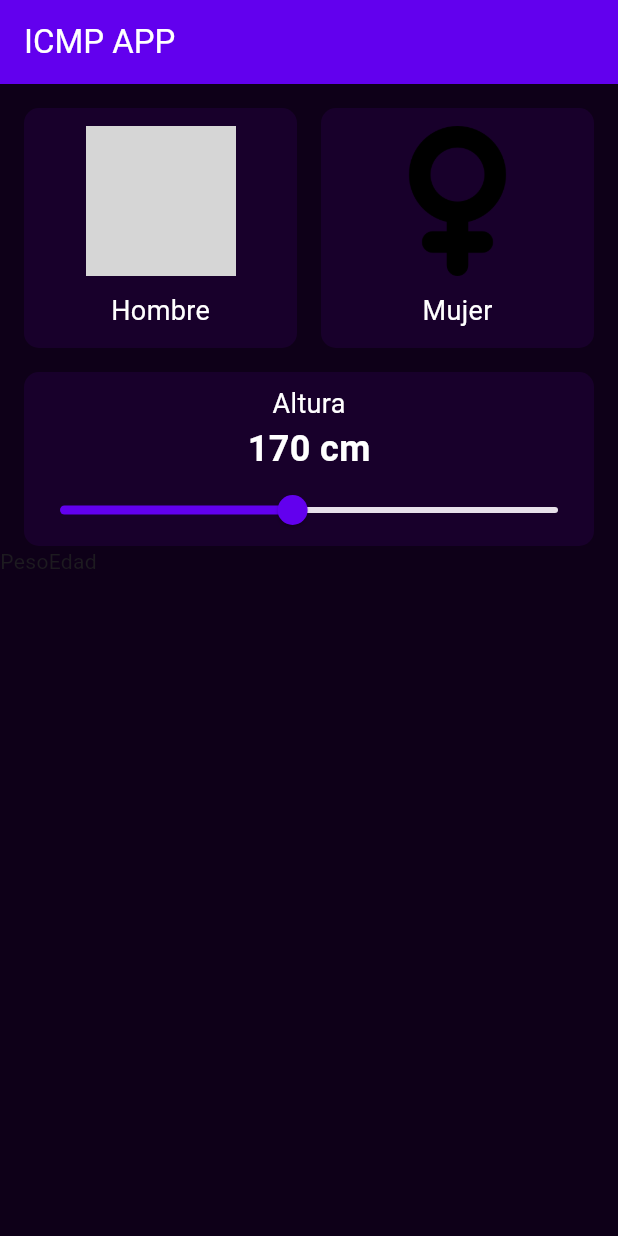
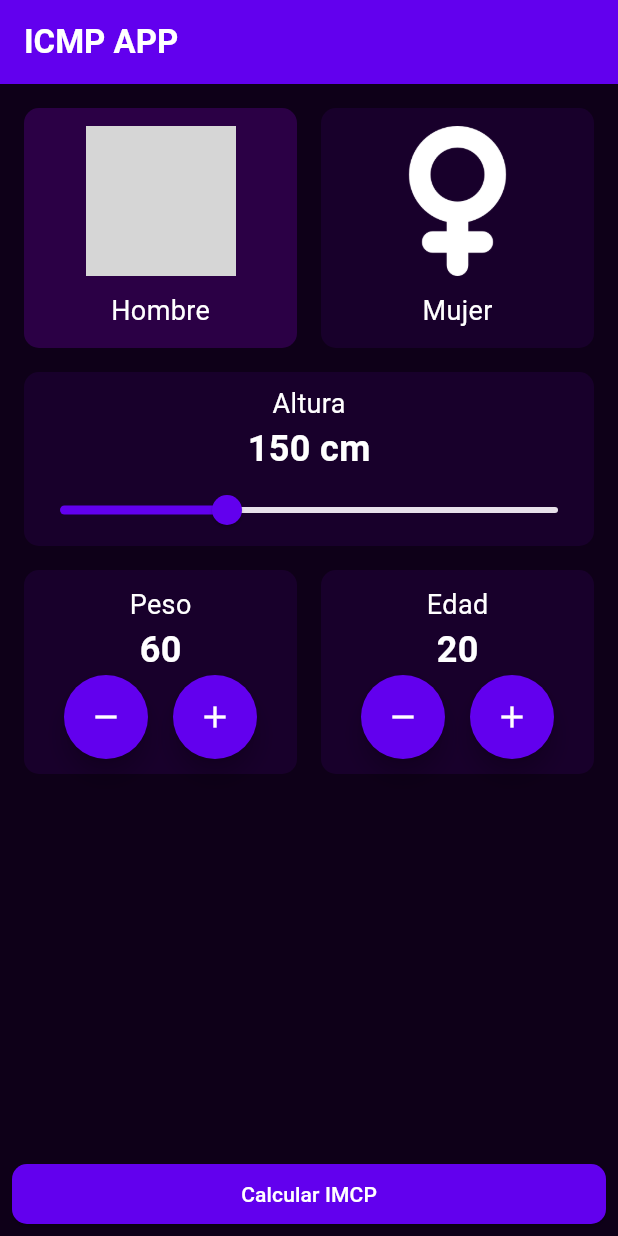
Before and after one commit to JavierMujica/Icm_App, a Flutter app: the screen it shows after launch, on a phone screen of 412 x 824 dp. Run offline on Flutter 3.47's test engine with Material 3 defaults, Android fonts, the phone set to English and light mode, and no system bars; grey boxes are pictures that could not be loaded.

Commit message:
Refactor: components to use callbacks for state management and add IMC results screen

```diff
--- a/lib/components/gender_selector.dart
+++ b/lib/components/gender_selector.dart
@@ -3,14 +3,20 @@ import 'package:icmp/core/app_colors.dart';
 import 'package:icmp/core/text_style.dart';
 
 class GenderSelector extends StatefulWidget {
-  const GenderSelector({super.key});
+  final String selectedGender;
+  final Function(String) onGenderSelected;
+
+  const GenderSelector({
+    super.key,
+    required this.selectedGender,
+    required this.onGenderSelected,
+  });
 
   @override
   State<GenderSelector> createState() => _GenderSelectorState();
 }
 
 class _GenderSelectorState extends State<GenderSelector> {
-  String? _selectedGender;
   @override
   Widget build(BuildContext context) {
     return Row(
@@ -19,9 +25,7 @@ class _GenderSelectorState extends State<GenderSelector> {
         Expanded(
           child: GestureDetector(
             onTap: () {
-              setState(() {
-                _selectedGender = "Hombre";
-              });
+              widget.onGenderSelected("Hombre");
             },
             child: Padding(
               padding: const EdgeInsets.only(
@@ -32,7 +36,7 @@ class _GenderSelectorState extends State<GenderSelector> {
               ),
               child: Container(
                 decoration: BoxDecoration(
-                  color: _selectedGender == "Hombre"
+                  color: widget.selectedGender == "Hombre"
                       ? AppColor.backgroundComponentSelected
                       : AppColor.backgroundComponent,
                   borderRadius: BorderRadius.circular(10),
@@ -41,7 +45,11 @@ class _GenderSelectorState extends State<GenderSelector> {
                   padding: const EdgeInsets.all(12),
                   child: Column(
                     children: [
-                      Image.asset("assets/images/hombre.png", height: 100),
+                      Image.asset(
+                        "assets/images/hombre.png",
+                        height: 100,
+                        color: Colors.white,
+                      ),
                       SizedBox(height: 10),
                       Text("Hombre", style: TextStyles.bodyText),
                     ],
@@ -55,9 +63,7 @@ class _GenderSelectorState extends State<GenderSelector> {
         Expanded(
           child: GestureDetector(
             onTap: () {
-              setState(() {
-                _selectedGender = "Mujer";
-              });
+              widget.onGenderSelected("Mujer");
             },
             child: Padding(
               padding: const EdgeInsets.only(
@@ -68,7 +74,7 @@ class _GenderSelectorState extends State<GenderSelector> {
               ),
               child: Container(
                 decoration: BoxDecoration(
-                  color: _selectedGender == "Mujer"
+                  color: widget.selectedGender == "Mujer"
                       ? AppColor.backgroundComponentSelected
                       : AppColor.backgroundComponent,
                   borderRadius: BorderRadius.circular(10),
@@ -77,7 +83,11 @@ class _GenderSelectorState extends State<GenderSelector> {
                   padding: const EdgeInsets.all(12),
                   child: Column(
                     children: [
-                      Image.asset("assets/images/mujer.png", height: 100),
+                      Image.asset(
+                        "assets/images/mujer.png",
+                        height: 100,
+                        color: Colors.white,
+                      ),
                       SizedBox(height: 10),
                       Text("Mujer", style: TextStyles.bodyText),
                     ],
--- a/lib/components/heigth_selector.dart
+++ b/lib/components/heigth_selector.dart
@@ -3,15 +3,20 @@ import 'package:icmp/core/app_colors.dart';
 import 'package:icmp/core/text_style.dart';
 
 class HeigthSelector extends StatefulWidget {
-  const HeigthSelector({super.key});
+  final double heigth;
+  final Function(double) onHeigthChange;
+
+  const HeigthSelector({
+    super.key,
+    required this.heigth,
+    required this.onHeigthChange,
+  });
 
   @override
   State<HeigthSelector> createState() => _HeigthSelectorState();
 }
 
 class _HeigthSelectorState extends State<HeigthSelector> {
-  double _heigth = 170;
-
   @override
   Widget build(BuildContext context) {
     return Padding(
@@ -26,7 +31,7 @@ class _HeigthSelectorState extends State<HeigthSelector> {
             SizedBox(height: 8),
             Text("Altura", style: TextStyles.bodyText),
             Text(
-              "${_heigth.toStringAsFixed(0)} cm",
+              "${widget.heigth.toStringAsFixed(0)} cm",
               style: TextStyle(
                 color: Colors.white,
                 fontSize: 24,
@@ -34,16 +39,14 @@ class _HeigthSelectorState extends State<HeigthSelector> {
               ),
             ),
             Slider(
-              value: _heigth,
-              onChanged: (value) {
-                setState(() {
-                  _heigth = value;
-                });
+              value: widget.heigth,
+              onChanged: (newHeigth) {
+                widget.onHeigthChange(newHeigth);
               },
               min: 100,
               max: 250,
               divisions: 150,
-              label: ("${_heigth.toStringAsFixed(0)}"),
+              label: (widget.heigth.toStringAsFixed(0)),
               activeColor: AppColor.primary,
             ),
           ],
--- a/lib/components/number_selector.dart
+++ b/lib/components/number_selector.dart
@@ -1,10 +1,20 @@
 import 'package:flutter/material.dart';
+import 'package:icmp/core/app_colors.dart';
+import 'package:icmp/core/text_style.dart';
 
 class NumberSelector extends StatefulWidget {
   final String title;
-  final int value;
+  final int values;
+  final Function() onIncrement;
+  final Function() onDecrement;
 
-  const NumberSelector({super.key, required this.title, required this.value});
+  const NumberSelector({
+    super.key,
+    required this.title,
+    required this.values,
+    required this.onIncrement,
+    required this.onDecrement,
+  });
 
   @override
   State<NumberSelector> createState() => _NumberSelectorState();
@@ -13,6 +23,57 @@ class NumberSelector extends StatefulWidget {
 class _NumberSelectorState extends State<NumberSelector> {
   @override
   Widget build(BuildContext context) {
-    return Column(children: [Text("${widget.title}")]);
+    return Padding(
+      padding: const EdgeInsets.only(top: 16.0, bottom: 16.0),
+      child: Container(
+        decoration: BoxDecoration(
+          color: AppColor.backgroundComponent,
+          borderRadius: BorderRadius.circular(10),
+        ),
+        child: Padding(
+          padding: const EdgeInsets.all(10.0),
+          child: Column(
+            children: [
+              Text("${widget.title}", style: TextStyles.bodyText),
+              Text(
+                "${widget.values}",
+                style: TextStyle(
+                  color: Colors.white,
+                  fontSize: 24,
+                  fontWeight: FontWeight.bold,
+                ),
+              ),
+              Row(
+                children: [
+                  Spacer(),
+                  FloatingActionButton(
+                    heroTag: null,
+                    onPressed: () {
+                      widget.onDecrement();
+                    },
+                    shape: CircleBorder(),
+                    backgroundColor: AppColor.primary,
+                    foregroundColor: Colors.white,
+                    child: Icon(Icons.remove),
+                  ),
+                  Spacer(),
+                  FloatingActionButton(
+                    heroTag: null,
+                    onPressed: () {
+                      widget.onIncrement();
+                    },
+                    shape: CircleBorder(),
+                    backgroundColor: AppColor.primary,
+                    foregroundColor: Colors.white,
+                    child: Icon(Icons.add),
+                  ),
+                  Spacer(),
+                ],
+              ),
+            ],
+          ),
+        ),
+      ),
+    );
   }
 }
--- a/lib/main.dart
+++ b/lib/main.dart
@@ -16,7 +16,10 @@ class MainApp extends StatelessWidget {
         appBar: AppBar(
           backgroundColor: AppColor.primary,
           foregroundColor: Color(0xFFFFFFFF),
-          title: Text("ICMP APP"),
+          title: Text(
+            "ICMP APP",
+            style: TextStyle(fontWeight: FontWeight.bold),
+          ),
         ),
         backgroundColor: AppColor.background,
         body: ImcpHomeScreen(),
--- a/lib/screns/home_screen.dart
+++ b/lib/screns/home_screen.dart
@@ -2,6 +2,8 @@ import 'package:flutter/material.dart';
 import 'package:icmp/components/gender_selector.dart';
 import 'package:icmp/components/heigth_selector.dart';
 import 'package:icmp/components/number_selector.dart';
+import 'package:icmp/core/app_colors.dart';
+import 'package:icmp/screns/imcp_results.dart';
 
 class ImcpHomeScreen extends StatefulWidget {
   const ImcpHomeScreen({super.key});
@@ -11,17 +13,102 @@ class ImcpHomeScreen extends StatefulWidget {
 }
 
 class _ImcpHomeScreenState extends State<ImcpHomeScreen> {
+  int _weight = 60;
+  int _age = 20;
+  double _heigth = 150;
+  String _gender = "Hombre";
+
   @override
   Widget build(BuildContext context) {
     return Column(
       children: [
-        GenderSelector(),
-        HeigthSelector(),
+        GenderSelector(
+          selectedGender: _gender,
+          onGenderSelected: (newGender) {
+            setState(() {
+              _gender = newGender;
+            });
+          },
+        ),
+        HeigthSelector(
+          heigth: _heigth,
+          onHeigthChange: (newHeigth) {
+            setState(() {
+              _heigth = newHeigth;
+            });
+          },
+        ),
         Row(
           children: [
-            NumberSelector(title: "Peso", value: 90),
-            NumberSelector(title: "Edad", value: 30),
+            SizedBox(width: 16),
+            Expanded(
+              child: NumberSelector(
+                title: "Peso",
+                values: _weight,
+                onIncrement: () {
+                  setState(() {
+                    _weight++;
+                  });
+                },
+                onDecrement: () {
+                  setState(() {
+                    _weight--;
+                  });
+                },
+              ),
+            ),
+            SizedBox(width: 16),
+            Expanded(
+              child: NumberSelector(
+                title: "Edad",
+                values: _age,
+                onIncrement: () {
+                  setState(() {
+                    _age++;
+                  });
+                },
+                onDecrement: () {
+                  setState(() {
+                    _age--;
+                  });
+                },
+              ),
+            ),
+            SizedBox(width: 16),
           ],
+        ),
+        Spacer(),
+        Padding(
+          padding: const EdgeInsets.all(8.0),
+          child: SizedBox(
+            height: 40,
+            width: double.infinity,
+            child: ElevatedButton(
+              onPressed: () {
+                Navigator.push(
+                  context,
+                  MaterialPageRoute(
+                    builder: (context) => ImcpResults(
+                      heigth: _heigth,
+                      age: _age,
+                      weigth: _weight,
+                      gender: _gender,
+                    ),
+                  ),
+                );
+              },
+              style: ButtonStyle(
+                shape: WidgetStateProperty.all(
+                  RoundedRectangleBorder(
+                    borderRadius: BorderRadius.circular(10),
+                  ),
+                ),
+                backgroundColor: WidgetStateProperty.all(AppColor.primary),
+                foregroundColor: WidgetStateProperty.all(Colors.white),
+              ),
+              child: Text("Calcular IMCP"),
+            ),
+          ),
         ),
       ],
     );
```
Also changed, not shown: lib/screns/imcp_results.dart (added, +148 -0 lines).
